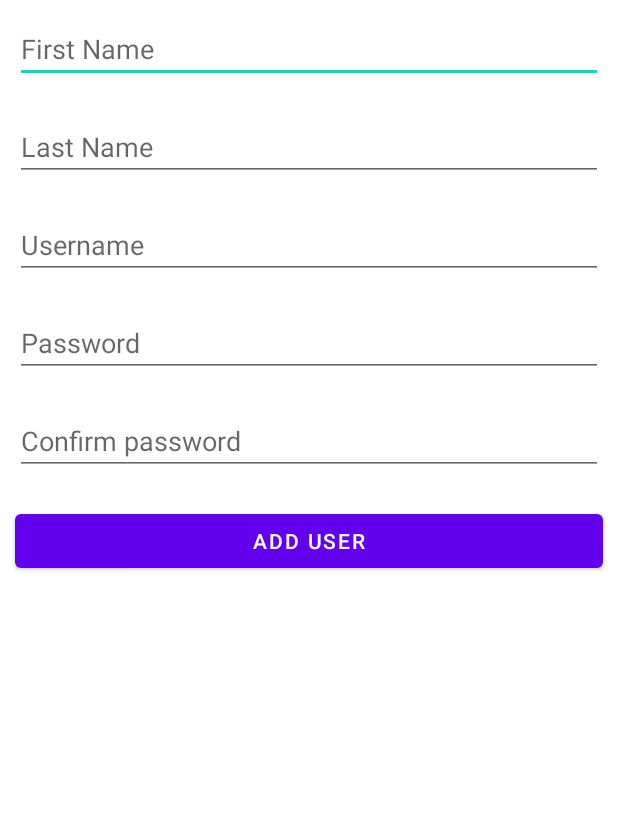
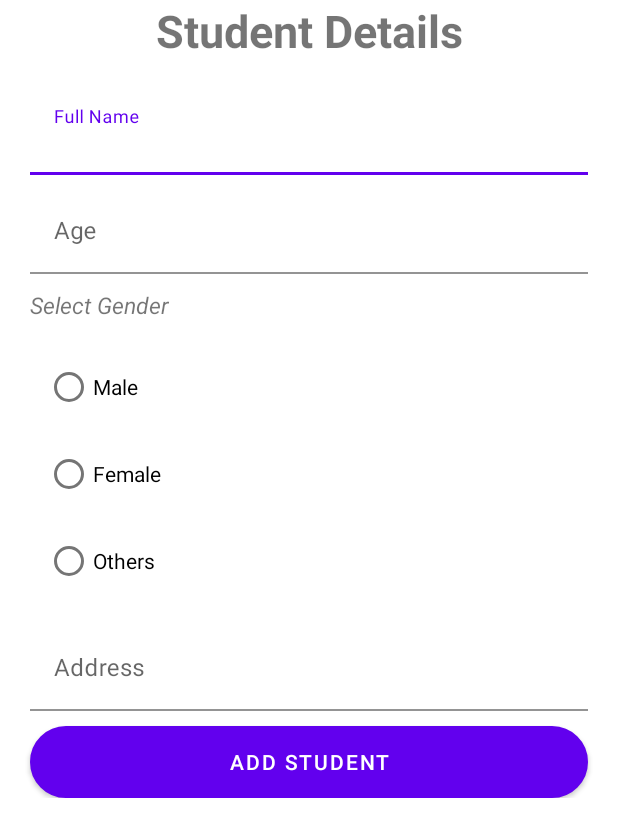
Before and after one commit to kiranrana8973/RoomDatabaseForclass, an Android app: the DashboardActivity screen opened directly, with no data from a screen before it, after a tap on "ADD STUDENTS", on a phone screen of 412 x 824 dp. Shown: the top 837 px of the screen. Run offline under Robolectric (Android 15) with nearby library versions, the phone set to English and light mode, and no system bars.

Commit message:
Added student details

```diff
--- /dev/null
+++ b/app/src/main/java/com/kiran/softuserroomdatabase/AddstudentActivity.kt
@@ -0,0 +1,73 @@
+package com.kiran.softuserroomdatabase
+
+import androidx.appcompat.app.AppCompatActivity
+import android.os.Bundle
+import android.widget.Button
+import android.widget.RadioButton
+import android.widget.Toast
+import com.google.android.material.textfield.TextInputEditText
+import com.kiran.softuserroomdatabase.db.StudentDB
+import com.kiran.softuserroomdatabase.entity.Student
+import kotlinx.coroutines.CoroutineScope
+import kotlinx.coroutines.Dispatchers
+import kotlinx.coroutines.Dispatchers.Main
+import kotlinx.coroutines.launch
+import kotlinx.coroutines.withContext
+import java.lang.Exception
+
+class AddstudentActivity : AppCompatActivity() {
+
+    private lateinit var etFullName: TextInputEditText
+    private lateinit var etAge: TextInputEditText
+    private lateinit var etAddress: TextInputEditText
+    private lateinit var rdoMale: RadioButton
+    private lateinit var rdoFemale: RadioButton
+    private lateinit var rdoOthers: RadioButton
+    private lateinit var btnSave: Button
+
+    override fun onCreate(savedInstanceState: Bundle?) {
+        super.onCreate(savedInstanceState)
+        setContentView(R.layout.activity_addstudent)
+
+        etFullName = findViewById(R.id.etFullName)
+        etAge = findViewById(R.id.etAge)
+        etAddress = findViewById(R.id.etAddress)
+        rdoMale = findViewById(R.id.rdoMale)
+        rdoFemale = findViewById(R.id.rdoFemale)
+        rdoOthers = findViewById(R.id.rdoOthers)
+        btnSave = findViewById(R.id.btnSave)
+
+        btnSave.setOnClickListener {
+            saveStudent()
+        }
+    }
+
+    private fun saveStudent() {
+        val fullName = etFullName.text.toString()
+        val age = etAge.text.toString().toInt()
+        val address = etAddress.text.toString()
+        var gender = ""
+        when {
+            rdoFemale.isSelected -> {
+                gender = "Female"
+            }
+            rdoMale.isSelected -> {
+                gender = "Male"
+            }
+            rdoOthers.isSelected -> {
+                gender = "Others"
+            }
+        }
+
+        val student = Student(fullName, age, gender, address)
+        try {
+            CoroutineScope(Dispatchers.IO).launch {
+                StudentDB(this@AddstudentActivity).getStudentDAO().insertStudent(student)
+            }
+            Toast.makeText(this, "Student Added", Toast.LENGTH_SHORT).show()
+        } catch (ex: Exception) {
+            Toast.makeText(this, "Error ${ex.localizedMessage}", Toast.LENGTH_SHORT).show()
+        }
+
+    }
+}
--- a/app/src/main/java/com/kiran/softuserroomdatabase/DashboardActivity.kt
+++ b/app/src/main/java/com/kiran/softuserroomdatabase/DashboardActivity.kt
@@ -18,7 +18,7 @@ class DashboardActivity : AppCompatActivity() {
         btnView = findViewById(R.id.btnView)
 
         btnAdd.setOnClickListener {
-            startActivity(Intent(this, RegisterUserActivity::class.java))
+            startActivity(Intent(this, AddstudentActivity::class.java))
         }
 
         btnView.setOnClickListener {
--- a/app/src/main/java/com/kiran/softuserroomdatabase/adapter/StudentAdapter.kt
+++ b/app/src/main/java/com/kiran/softuserroomdatabase/adapter/StudentAdapter.kt
@@ -15,8 +15,7 @@ class StudentAdapter(
 ) : RecyclerView.Adapter<StudentAdapter.StudentViewHolder>() {
 
     class StudentViewHolder(view: View) : RecyclerView.ViewHolder(view) {
-        val tvFname: TextView= view.findViewById(R.id.tvFname)
-        val tvLname: TextView= view.findViewById(R.id.tvLname)
+        val tvFname: TextView= view.findViewById(R.id.tvFullName)
     }
 
     override fun onCreateViewHolder(parent: ViewGroup, viewType: Int): StudentViewHolder {
@@ -28,7 +27,6 @@ class StudentAdapter(
     override fun onBindViewHolder(holder: StudentViewHolder, position: Int) {
         val student = lstStudents[position]
         holder.tvFname.text = student.fullName
-       // holder.tvLname.text = student.lname
     }
 
     override fun getItemCount(): Int {
--- /dev/null
+++ b/app/src/main/res/layout/activity_addstudent.xml
@@ -0,0 +1,129 @@
+<?xml version="1.0" encoding="utf-8"?>
+<ScrollView xmlns:android="http://schemas.android.com/apk/res/android"
+    xmlns:app="http://schemas.android.com/apk/res-auto"
+    xmlns:tools="http://schemas.android.com/tools"
+    android:layout_width="match_parent"
+    android:layout_height="match_parent"
+    tools:context=".AddstudentActivity">
+
+    <LinearLayout
+        android:layout_width="match_parent"
+        android:layout_height="wrap_content"
+        android:orientation="vertical"
+        >
+
+        <TextView
+            android:textStyle="bold"
+            android:textSize="30sp"
+            android:gravity="center"
+            android:layout_width="match_parent"
+            android:layout_height="wrap_content"
+            android:text="Student Details" />
+
+        <com.google.android.material.textfield.TextInputLayout
+            android:layout_width="match_parent"
+            android:layout_height="wrap_content">
+
+            <com.google.android.material.textfield.TextInputEditText
+                android:id="@+id/etFullName"
+                android:background="@color/white"
+                android:layout_width="match_parent"
+                android:layout_height="wrap_content"
+                android:layout_marginLeft="20dp"
+                android:layout_marginTop="20dp"
+                android:layout_marginRight="20dp"
+                android:hint="Full Name" />
+        </com.google.android.material.textfield.TextInputLayout>
+
+
+        <com.google.android.material.textfield.TextInputLayout
+            android:layout_width="match_parent"
+            android:layout_height="wrap_content">
+
+            <com.google.android.material.textfield.TextInputEditText
+                android:id="@+id/etAge"
+                android:background="@color/white"
+
+                android:layout_width="match_parent"
+                android:layout_height="wrap_content"
+                android:layout_marginLeft="20dp"
+                android:layout_marginTop="10dp"
+                android:layout_marginRight="20dp"
+                android:hint="Age"
+                android:inputType="number" />
+        </com.google.android.material.textfield.TextInputLayout>
+
+        <TextView
+            android:layout_width="match_parent"
+            android:layout_height="wrap_content"
+            android:text="Select Gender"
+            android:textSize="15sp"
+            android:layout_marginLeft="20dp"
+            android:layout_marginTop="10dp"
+            android:layout_marginRight="20dp"
+            android:textStyle="italic" />
+
+
+        <RadioGroup
+            android:layout_margin="10dp"
+            android:layout_width="match_parent"
+            android:layout_height="wrap_content">
+
+            <RadioButton
+                android:id="@+id/rdoMale"
+                android:layout_width="match_parent"
+                android:layout_height="wrap_content"
+                android:layout_marginLeft="20dp"
+                android:layout_marginTop="10dp"
+                android:layout_marginRight="20dp"
+                android:text="Male" />
+
+            <RadioButton
+                android:id="@+id/rdoFemale"
+                android:layout_width="match_parent"
+                android:layout_height="wrap_content"
+                android:layout_marginLeft="20dp"
+                android:layout_marginTop="10dp"
+                android:layout_marginRight="20dp"
+                android:text="Female" />
+
+            <RadioButton
+                android:id="@+id/rdoOthers"
+                android:layout_width="match_parent"
+                android:layout_height="wrap_content"
+                android:layout_marginLeft="20dp"
+                android:layout_marginTop="10dp"
+                android:layout_marginRight="20dp"
+                android:text="Others" />
+
+        </RadioGroup>
+
+
+        <com.google.android.material.textfield.TextInputLayout
+            android:layout_width="match_parent"
+            android:layout_height="wrap_content">
+
+            <com.google.android.material.textfield.TextInputEditText
+                android:id="@+id/etAddress"
+                android:layout_width="match_parent"
+                android:layout_height="wrap_content"
+                android:layout_marginLeft="20dp"
+                android:background="@color/white"
+
+                android:layout_marginTop="10dp"
+                android:layout_marginRight="20dp"
+                android:hint="Address" />
+        </com.google.android.material.textfield.TextInputLayout>
+
+        <Button
+            android:id="@+id/btnSave"
+            android:layout_width="match_parent"
+            android:layout_height="wrap_content"
+            android:layout_marginLeft="20dp"
+            android:layout_marginTop="10dp"
+            android:layout_marginRight="20dp"
+            android:background="@drawable/roundedbutton"
+            android:text="Add Student"
+            android:textColor="#FFFFFF" />
+    </LinearLayout>
+</ScrollView>
--- a/app/src/main/res/values/strings.xml
+++ b/app/src/main/res/values/strings.xml
@@ -1,4 +1,4 @@
 <resources>
     <string name="app_name">SoftUserRoomDatabase</string>
-<!--    <string name="registeruser">No account ?<u>signup here</u>.</string>-->
+        <string name="registeruser">No account ?<u>signup here</u>.</string>
 </resources>
```
Also changed, not shown: app/src/main/AndroidManifest.xml (+4 -5 lines), app/src/main/java/com/kiran/softuserroomdatabase/LoginActivity.kt (+7 -0 lines), app/src/main/res/layout/activity_login.xml (+11 -4 lines), app/src/main/res/layout/custom_student_layout.xml (+1 -11 lines).
